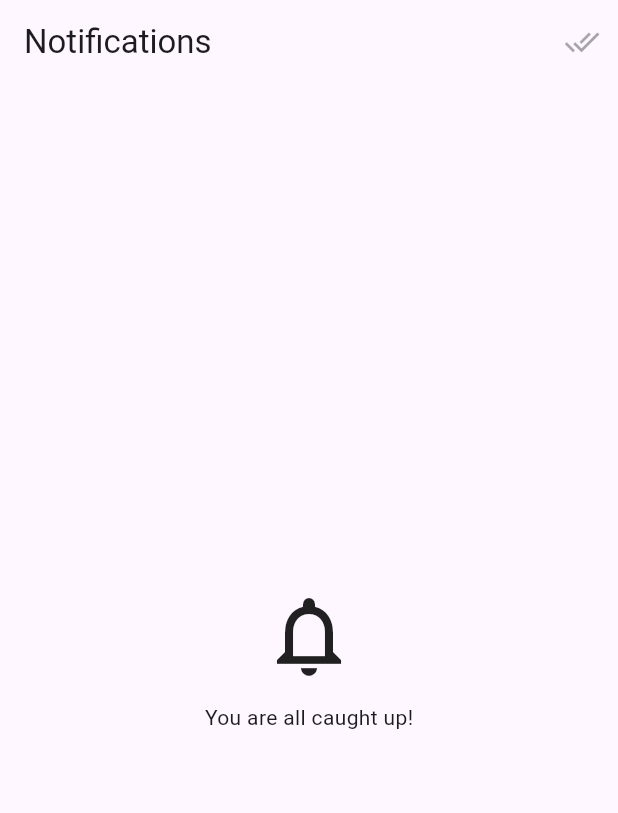
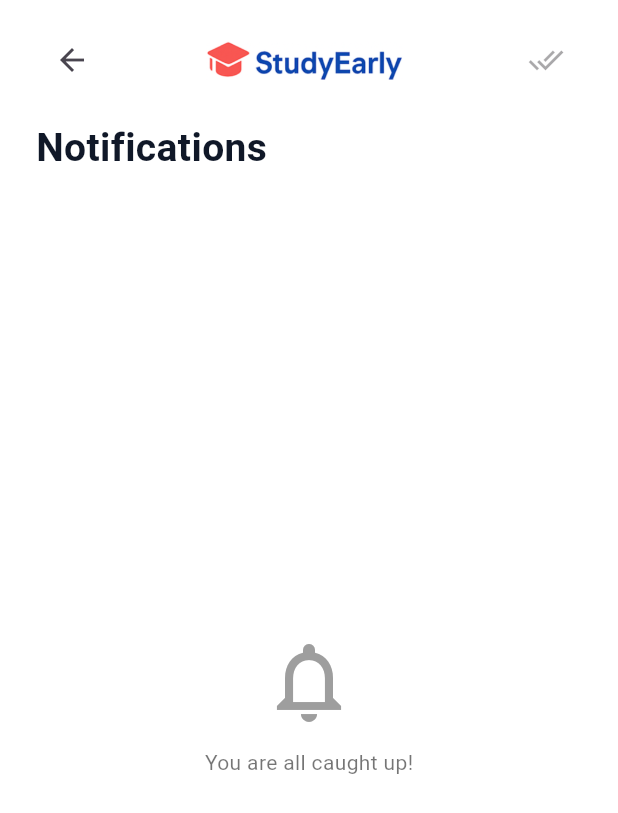
Before and after one commit to musman12529/Study-Early, a Flutter app: the NotificationsPage screen opened by its route, on a phone screen of 412 x 824 dp. Shown: the top 813 px of the screen. Run offline on Flutter 3.47's test engine with Material 3 defaults, Android fonts, the phone set to English and light mode, and no system bars; our stand-ins replace cloud_firestore, cloud_functions, file_picker, firebase_auth, firebase_core, firebase_messaging and 4 more; accounts and stored records are empty.

Commit message:
UI update for Notification page and some finishing touch

```diff
--- a/lib/views/home_page.dart
+++ b/lib/views/home_page.dart
@@ -38,7 +38,6 @@ class HomePage extends ConsumerWidget {
               child: Column(
                 crossAxisAlignment: CrossAxisAlignment.start,
                 children: [
-                  // Top bar: logo + bell + logout
                   Row(
                     mainAxisAlignment: MainAxisAlignment.spaceBetween,
                     children: [
@@ -283,7 +282,7 @@ class HomePage extends ConsumerWidget {
                         }
                       },
                       style: ElevatedButton.styleFrom(
-                        backgroundColor: _accentRed,
+                        backgroundColor: _brandBlue,
                         shape: RoundedRectangleBorder(
                           borderRadius: BorderRadius.circular(16),
                         ),
--- a/lib/views/notifications/notifications_page.dart
+++ b/lib/views/notifications/notifications_page.dart
@@ -8,6 +8,9 @@ import '../../models/notification_item.dart';
 
 class NotificationsPage extends ConsumerWidget {
   const NotificationsPage({super.key});
+
+  static const Color _navy = Color(0xFF101828);
+  static const Color _brandBlue = Color(0xFF1A73E8);
 
   @override
   Widget build(BuildContext context, WidgetRef ref) {
@@ -26,34 +29,76 @@ class NotificationsPage extends ConsumerWidget {
             body: Center(child: Text('Sign in to view notifications.')),
           );
         }
+
         final state = ref.watch(notificationListProvider(user.uid));
         final notifier =
             ref.read(notificationListProvider(user.uid).notifier);
 
         return Scaffold(
-          appBar: AppBar(
-            title: const Text('Notifications'),
-            actions: [
+          backgroundColor: Colors.white,
+          body: SafeArea(
+            child: Padding(
+              padding:
+                  const EdgeInsets.symmetric(horizontal: 24, vertical: 16),
+              child: Column(
+                crossAxisAlignment: CrossAxisAlignment.start,
+                children: [
+                  // HEADER: back + StudyEarly logo + "mark all read"
+                  Row(
+                    mainAxisAlignment: MainAxisAlignment.spaceBetween,
+                    children: [
+                      IconButton(
+                        icon: const Icon(Icons.arrow_back),
+                        onPressed: () => Navigator.of(context).pop(),
+                      ),
+                      Row(
+                        mainAxisSize: MainAxisSize.min,
+                        children: [
+                          Image.asset(
+                            'asset/logo.png',
+                            height: 26,
+                          ),
+                          const SizedBox(width: 6),
+                        ],
+                      ),
                       IconButton(
                         tooltip: 'Mark all read',
-                onPressed:
-                    state.unreadCount == 0 ? null : notifier.markAllAsRead,
+                        onPressed: state.unreadCount == 0
+                            ? null
+                            : notifier.markAllAsRead,
                         icon: const Icon(Icons.done_all_outlined),
                       ),
                     ],
                   ),
-          body: state.isLoading
+
+                  const SizedBox(height: 16),
+
+                  const Text(
+                    'Notifications',
+                    style: TextStyle(
+                      fontSize: 26,
+                      fontWeight: FontWeight.w700,
+                      color: _navy,
+                    ),
+                  ),
+
+                  const SizedBox(height: 16),
+
+                  Expanded(
+                    child: state.isLoading
                         ? const Center(child: CircularProgressIndicator())
                         : state.error != null
                             ? _ErrorNotice(error: state.error!)
                             : state.notifications.isEmpty
                                 ? const _EmptyNotifications()
                                 : ListView.separated(
-                      padding: const EdgeInsets.all(12),
+                                    padding: EdgeInsets.zero,
                                     itemCount: state.notifications.length,
-                      separatorBuilder: (_, __) => const SizedBox(height: 8),
+                                    separatorBuilder: (_, __) =>
+                                        const SizedBox(height: 12),
                                     itemBuilder: (context, index) {
-                        final notification = state.notifications[index];
+                                      final notification =
+                                          state.notifications[index];
                                       return _NotificationTile(
                                         notification: notification,
                                         markAsRead: () => notifier.markAsRead(
@@ -61,6 +106,11 @@ class NotificationsPage extends ConsumerWidget {
                                         ),
                                       );
                                     },
+                                  ),
+                  ),
+                ],
+              ),
+            ),
           ),
         );
       },
@@ -80,25 +130,40 @@ class _NotificationTile extends StatelessWidget {
   @override
   Widget build(BuildContext context) {
     final theme = Theme.of(context);
+
     final titleStyle = notification.isUnread
         ? theme.textTheme.titleMedium?.copyWith(
             fontWeight: FontWeight.w600,
           )
         : theme.textTheme.titleMedium;
 
+    final bool unread = notification.isUnread;
+
     return Material(
-      color: notification.isUnread
-          ? theme.colorScheme.primaryContainer.withOpacity(0.15)
-          : theme.colorScheme.surface,
-      borderRadius: BorderRadius.circular(12),
+      color: Colors.transparent,
+      borderRadius: BorderRadius.circular(18),
       child: InkWell(
         onTap: () {
           markAsRead();
           _handleNavigation(context, notification);
         },
-        borderRadius: BorderRadius.circular(12),
-        child: Padding(
+        borderRadius: BorderRadius.circular(18),
+        child: Container(
           padding: const EdgeInsets.all(16),
+          decoration: BoxDecoration(
+            color: unread
+                ? theme.colorScheme.primaryContainer.withOpacity(0.18)
+                : Colors.white,
+            borderRadius: BorderRadius.circular(18),
+            border: Border.all(color: Colors.grey.shade300),
+            boxShadow: [
+              BoxShadow(
+                blurRadius: 10,
+                offset: const Offset(0, 4),
+                color: Colors.black.withOpacity(0.03),
+              ),
+            ],
+          ),
           child: Column(
             crossAxisAlignment: CrossAxisAlignment.start,
             children: [
@@ -106,7 +171,7 @@ class _NotificationTile extends StatelessWidget {
                 children: [
                   Icon(
                     _iconForType(notification.type),
-                    color: notification.isUnread
+                    color: unread
                         ? theme.colorScheme.primary
                         : theme.colorScheme.onSurfaceVariant,
                   ),
@@ -211,9 +276,15 @@ class _EmptyNotifications extends StatelessWidget {
       child: Column(
         mainAxisSize: MainAxisSize.min,
         children: const [
-          Icon(Icons.notifications_none, size: 64),
+          Icon(Icons.notifications_none, size: 64, color: Colors.grey),
           SizedBox(height: 12),
-          Text('You are all caught up!'),
+          Text(
+            'You are all caught up!',
+            style: TextStyle(
+              fontSize: 14,
+              color: Colors.black54,
+            ),
+          ),
         ],
       ),
     );
@@ -233,7 +304,7 @@ class _ErrorNotice extends StatelessWidget {
         child: Column(
           mainAxisSize: MainAxisSize.min,
           children: [
-            const Icon(Icons.error_outline, size: 48),
+            const Icon(Icons.error_outline, size: 48, color: Colors.red),
             const SizedBox(height: 12),
             Text(
               'Failed to load notifications',
--- a/lib/views/quiz/quiz_attempt_detail_page.dart
+++ b/lib/views/quiz/quiz_attempt_detail_page.dart
@@ -97,7 +97,7 @@ class QuizAttemptDetailPage extends ConsumerWidget {
                           const SizedBox(width: 6),
                         ],
                       ),
-                      const SizedBox(width: 48), // spacer
+                      const SizedBox(width: 48),
                     ],
                   ),
 
--- a/lib/views/quiz/quiz_attempts_page.dart
+++ b/lib/views/quiz/quiz_attempts_page.dart
@@ -69,7 +69,7 @@ class QuizAttemptsPage extends ConsumerWidget {
                           const SizedBox(width: 6),
                         ],
                       ),
-                      const SizedBox(width: 48), // spacer
+                      const SizedBox(width: 48),
                     ],
                   ),
 
--- a/lib/views/quiz/quiz_list_page.dart
+++ b/lib/views/quiz/quiz_list_page.dart
@@ -12,7 +12,6 @@ class QuizListPage extends ConsumerWidget {
 
   final String courseId;
 
-  static const Color _brandBlue = Color(0xFF1A73E8);
   static const Color _navy = Color(0xFF101828);
 
   Future<bool?> _confirmDelete(BuildContext context) {
@@ -53,9 +52,7 @@ class QuizListPage extends ConsumerWidget {
 
         final quizzes = ref.watch(quizListProvider((user.uid, courseId)));
 
-        // Get course title if we have it, otherwise just show "Quizzes"
         final courses = ref.watch(courseListProvider(user.uid));
-        // Get course title if we have it, otherwise just show "Quizzes"
         String courseTitle;
         if (courses.isEmpty) {
           courseTitle = 'Quizzes';
@@ -94,7 +91,7 @@ class QuizListPage extends ConsumerWidget {
                           const SizedBox(width: 6),
                         ],
                       ),
-                      const SizedBox(width: 48), // spacer to balance layout
+                      const SizedBox(width: 48),
                     ],
                   ),
 
```
Also changed, not shown: lib/views/quiz/quiz_take_page.dart (+7 -5 lines). Lines whose indentation alone changed are shown as unchanged.
